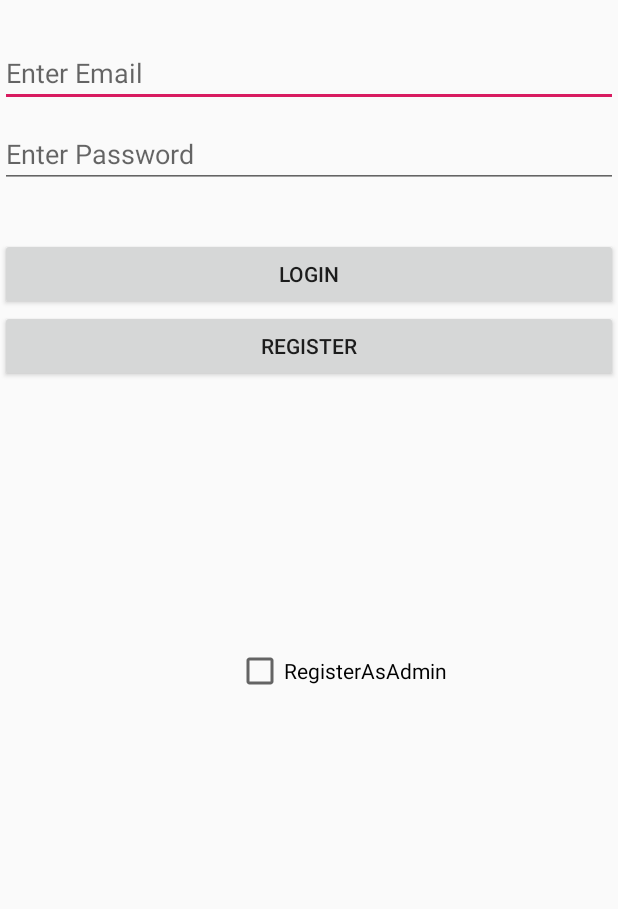
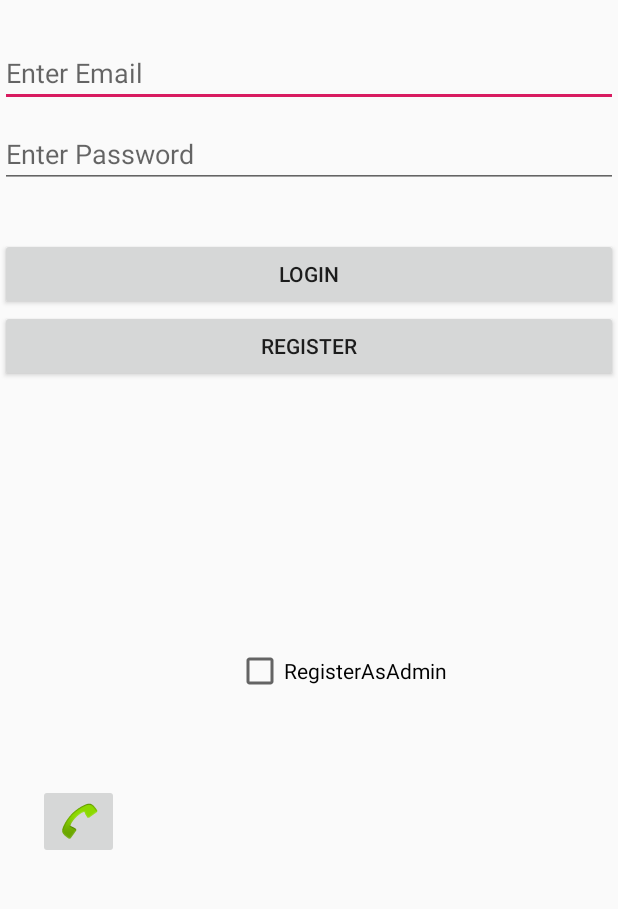
Before and after one commit to gilma0/My_Rest, an Android app: the screen it shows after launch (MainActivity), on a phone screen of 412 x 824 dp, the part 260-1169 px from its top. Run offline under Robolectric (Android 15) with nearby library versions, the phone set to English and light mode, and no system bars; our stand-ins replace Firebase (no records; nobody signed in at launch, a user with empty details on screens opened directly).

Commit message:
added dial button, notification on order, dialog on item delete

```diff
--- a/app/src/main/java/com/example/myrest/MainActivity.java
+++ b/app/src/main/java/com/example/myrest/MainActivity.java
@@ -6,12 +6,14 @@ import androidx.appcompat.app.AppCompatActivity;
 
 import android.app.ProgressDialog;
 import android.content.Intent;
+import android.net.Uri;
 import android.os.Bundle;
 import android.text.TextUtils;
 import android.view.View;
 import android.widget.Button;
 import android.widget.CheckBox;
 import android.widget.EditText;
+import android.widget.ImageButton;
 import android.widget.Toast;
 
 import com.google.android.gms.tasks.OnCompleteListener;
@@ -36,6 +38,7 @@ public class MainActivity extends AppCompatActivity implements View.OnClickListe
     private FirebaseDatabase mDatabase = FirebaseDatabase.getInstance();
     private DatabaseReference mDatabaseReference = mDatabase.getReference();
     private User value;
+    private ImageButton callButton;
 
 
     @Override
@@ -56,6 +59,17 @@ public class MainActivity extends AppCompatActivity implements View.OnClickListe
         loginBtn = (Button) findViewById(R.id.loginButton);
 
         registerAsAdmin = (CheckBox) findViewById(R.id.registerAsAdmin);
+
+        callButton = (ImageButton) findViewById(R.id.callButton);
+
+        callButton.setOnClickListener(new View.OnClickListener() {
+            @Override
+            public void onClick(View v) {
+                Intent intent = new Intent(Intent.ACTION_DIAL);
+                intent.setData(Uri.parse("tel:054123456"));
+                startActivity(intent);
+            }
+        });
 
         progressDialog = new ProgressDialog(this);
 
--- a/app/src/main/res/layout/activity_main.xml
+++ b/app/src/main/res/layout/activity_main.xml
@@ -67,4 +67,15 @@
         app:layout_constraintBottom_toBottomOf="parent"
         app:layout_constraintStart_toStartOf="parent" />
 
+    <ImageButton
+        android:id="@+id/callButton"
+        android:layout_width="wrap_content"
+        android:layout_height="wrap_content"
+        android:layout_marginStart="25dp"
+        android:layout_marginLeft="25dp"
+        android:layout_marginTop="640dp"
+        app:layout_constraintStart_toStartOf="parent"
+        app:layout_constraintTop_toTopOf="parent"
+        app:srcCompat="@android:drawable/sym_action_call" />
+
 </androidx.constraintlayout.widget.ConstraintLayout>
```
Also changed, not shown: app/src/main/java/com/example/myrest/deleteActivity.java (+19 -1 lines), app/src/main/java/com/example/myrest/orderActivity.java (+31 -0 lines).
